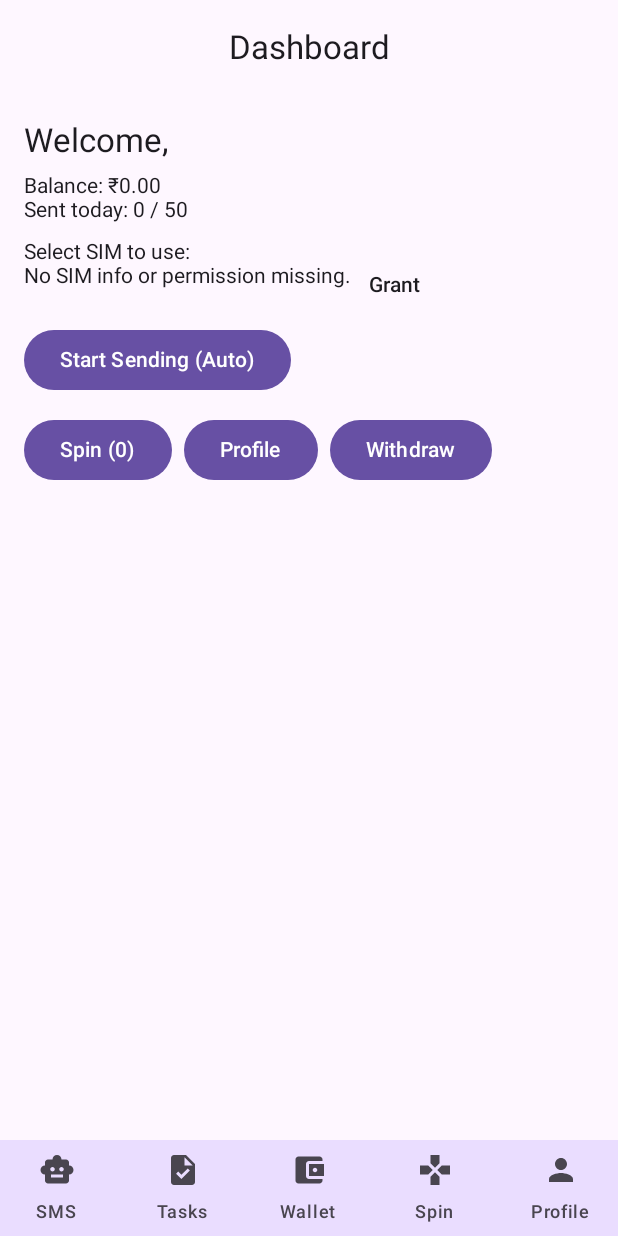
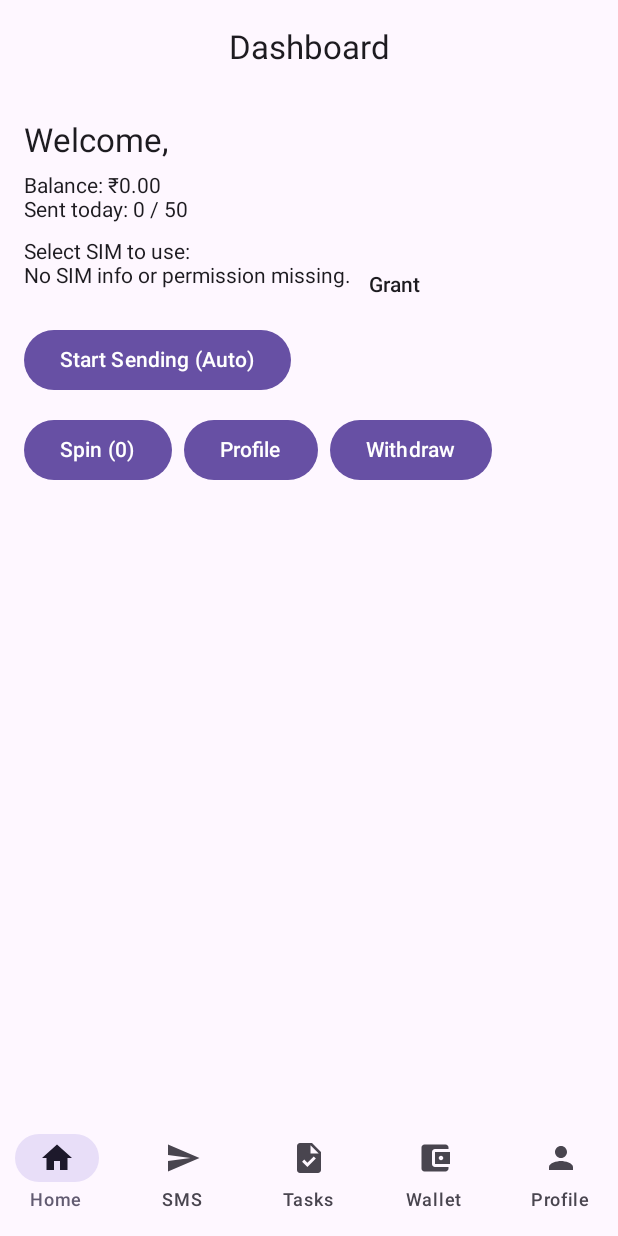
Before and after one commit to bhumialokesh96-netizen/Rupeedesk7_UserApp_Final, an Android app built with Jetpack Compose: the screen it shows after launch (MainActivity), on a phone screen of 412 x 824 dp. Run offline under Robolectric (Android 15) with nearby library versions, the phone set to English and light mode, and no system bars; our stand-ins replace Firebase (no records; nobody signed in at launch, a user with empty details on screens opened directly).

Commit message:
update BottomNavigationBar.kt

```diff
--- a/app/src/main/java/com/rupeedesk7/smsapp/ui/components/BottomNavigationBar.kt
+++ b/app/src/main/java/com/rupeedesk7/smsapp/ui/components/BottomNavigationBar.kt
@@ -1,50 +1,51 @@
 package com.rupeedesk7.smsapp.ui.components
 
-import androidx.compose.foundation.layout.height
-import androidx.compose.material.icons.Icons
-import androidx.compose.material.icons.filled.*
 import androidx.compose.material3.*
 import androidx.compose.runtime.Composable
 import androidx.compose.ui.Modifier
-import androidx.compose.ui.unit.dp
 import androidx.navigation.NavController
+import androidx.compose.foundation.layout.fillMaxWidth
+import androidx.compose.material.icons.Icons
+import androidx.compose.material.icons.filled.*
 
-@OptIn(ExperimentalMaterial3Api::class)
 @Composable
-fun BottomNavigationBar(navController: NavController, activeRoute: String) {
+fun BottomNavigationBar(
+    navController: NavController,
+    activeRoute: String
+) {
     NavigationBar(
-        modifier = Modifier.height(64.dp),
-        containerColor = MaterialTheme.colorScheme.primaryContainer
+        modifier = Modifier.fillMaxWidth(),
+        containerColor = MaterialTheme.colorScheme.surface,
+        contentColor = MaterialTheme.colorScheme.primary
     ) {
-        NavigationBarItem(
-            selected = activeRoute == "sms",
-            onClick = { navController.navigate("sms") },
-            icon = { Icon(Icons.Filled.SmartToy, contentDescription = null) },
-            label = { Text("SMS") }
+        val items = listOf(
+            NavItem("dashboard", "Home", Icons.Filled.Home),
+            NavItem("sms", "SMS", Icons.Filled.Send),
+            NavItem("tasks", "Tasks", Icons.Filled.Task),
+            NavItem("withdraw", "Wallet", Icons.Filled.AccountBalanceWallet),
+            NavItem("profile", "Profile", Icons.Filled.Person)
         )
-        NavigationBarItem(
-            selected = activeRoute == "tasks",
-            onClick = { navController.navigate("tasks") },
-            icon = { Icon(Icons.Filled.Task, contentDescription = null) },
-            label = { Text("Tasks") }
-        )
-        NavigationBarItem(
-            selected = activeRoute == "wallet",
-            onClick = { navController.navigate("wallet") },
-            icon = { Icon(Icons.Filled.AccountBalanceWallet, contentDescription = null) },
-            label = { Text("Wallet") }
-        )
-        NavigationBarItem(
-            selected = activeRoute == "spin",
-            onClick = { navController.navigate("spin") },
-            icon = { Icon(Icons.Filled.Games, contentDescription = null) },
-            label = { Text("Spin") }
-        )
-        NavigationBarItem(
-            selected = activeRoute == "profile",
-            onClick = { navController.navigate("profile") },
-            icon = { Icon(Icons.Filled.Person, contentDescription = null) },
-            label = { Text("Profile") }
-        )
+
+        items.forEach { item ->
+            NavigationBarItem(
+                selected = activeRoute == item.route,
+                onClick = {
+                    if (activeRoute != item.route) {
+                        navController.navigate(item.route) {
+                            popUpTo("dashboard") { inclusive = false }
+                            launchSingleTop = true
+                        }
+                    }
+                },
+                icon = { Icon(item.icon, contentDescription = item.label) },
+                label = { Text(item.label) }
+            )
+        }
     }
 }
+
+data class NavItem(
+    val route: String,
+    val label: String,
+    val icon: androidx.compose.ui.graphics.vector.ImageVector
+)
```
